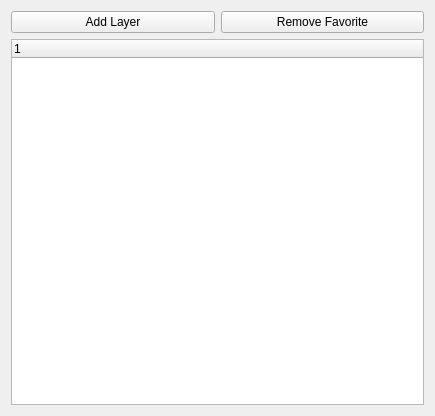
The window that Minerva/Plugins/LayerManager/Favorites.ui (perryiv/cadkit) describes before a commit, drawn with Qt 5.
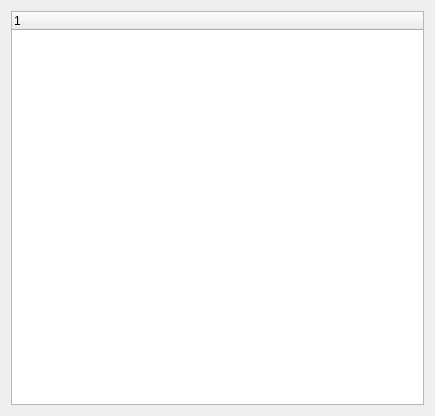
The same window after the commit.

Commit message: -Removing add and remove buttons on favorites tree. -Adding right-click context menu to remove favorites. -Properly adding favorite to correct group.

Patch:
```diff
--- a/Minerva/Plugins/LayerManager/Favorites.ui
+++ b/Minerva/Plugins/LayerManager/Favorites.ui
@@ -14,28 +14,7 @@
   </property>
   <layout class="QVBoxLayout" >
    <item>
-    <layout class="QHBoxLayout" >
-     <item>
-      <widget class="QPushButton" name="addLayer" >
-       <property name="toolTip" >
-        <string>Add layer to active document</string>
-       </property>
-       <property name="statusTip" >
-        <string>Add layer to active document</string>
-       </property>
-       <property name="text" >
-        <string>Add Layer</string>
-       </property>
-      </widget>
-     </item>
-     <item>
-      <widget class="QPushButton" name="removeFavoriteButton" >
-       <property name="text" >
-        <string>Remove Favorite</string>
-       </property>
-      </widget>
-     </item>
-    </layout>
+    <layout class="QHBoxLayout" />
    </item>
    <item>
     <widget class="QTreeWidget" name="_favoritesTree" >
```
The commit also changes 5 other files.
